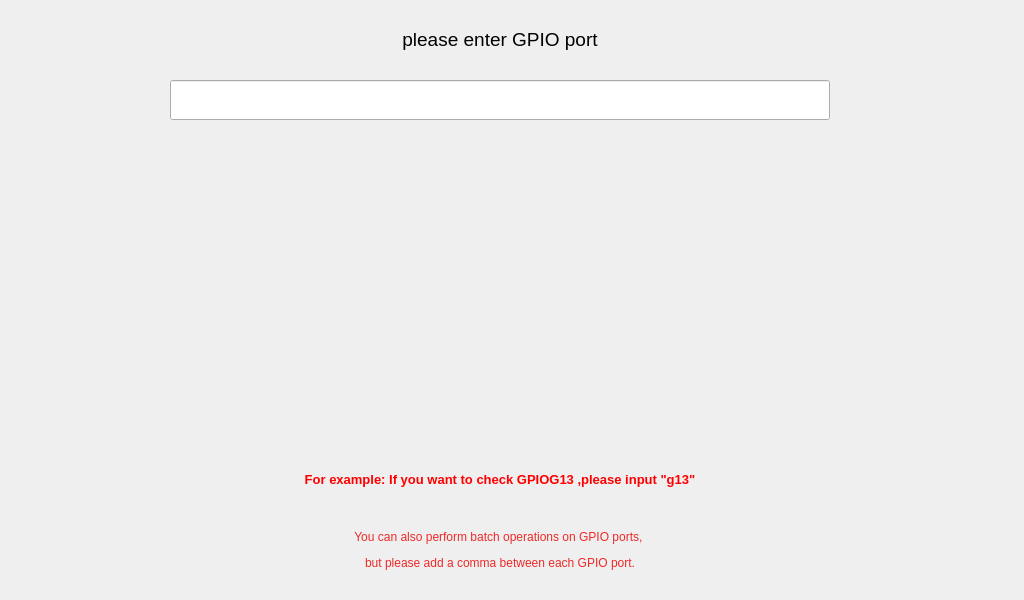
Before: the Qt Designer form qt/t507/gpio.ui in jizizihe/baijie_demo, drawn with Qt 5.
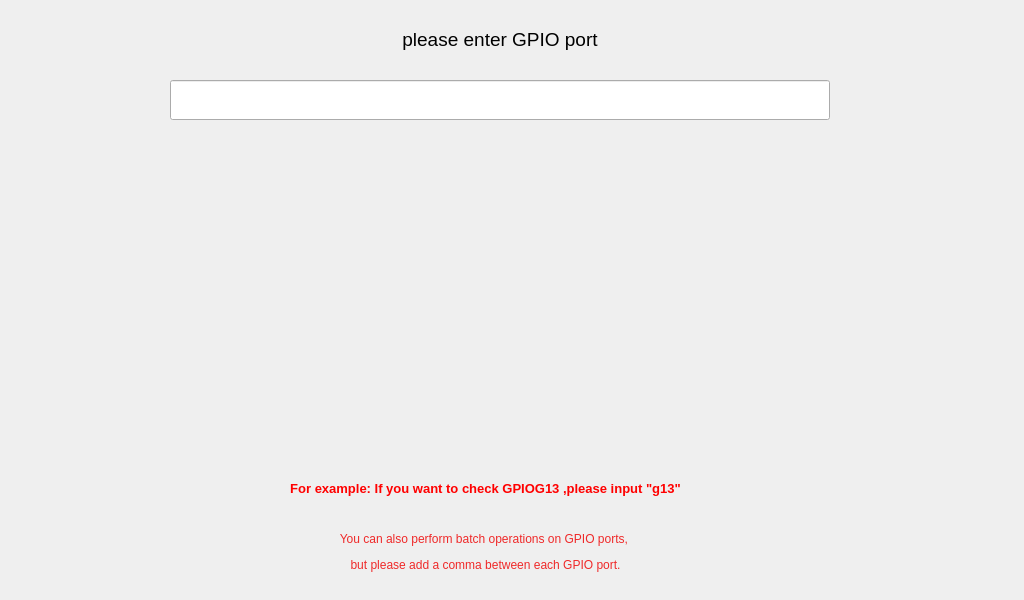
After: the same form once the commit is applied. Icons and pictures are not drawn.

Patch:
```diff
--- a/qt/t507/gpio.ui
+++ b/qt/t507/gpio.ui
@@ -80,15 +80,18 @@
     <set>Qt::AlignCenter</set>
    </property>
   </widget>
-  <widget class="QLabel" name="label_2">
+  <widget class="QWidget" name="">
    <property name="geometry">
     <rect>
-     <x>170</x>
+     <x>20</x>
      <y>460</y>
-     <width>660</width>
-     <height>40</height>
+     <width>931</width>
+     <height>121</height>
     </rect>
    </property>
+   <layout class="QVBoxLayout" name="verticalLayout">
+    <item>
+     <widget class="QLabel" name="label_2">
    <property name="palette">
     <palette>
      <active>
@@ -511,15 +514,9 @@
     <set>Qt::AlignCenter</set>
    </property>
   </widget>
+    </item>
+    <item>
   <widget class="QLabel" name="label_3">
-   <property name="geometry">
-    <rect>
-     <x>20</x>
-     <y>510</y>
-     <width>960</width>
-     <height>80</height>
-    </rect>
-   </property>
    <property name="palette">
     <palette>
      <active>
@@ -948,6 +945,9 @@
    <property name="alignment">
     <set>Qt::AlignCenter</set>
    </property>
+     </widget>
+    </item>
+   </layout>
   </widget>
  </widget>
  <resources/>
```
Lines whose indentation alone changed are shown as unchanged.
